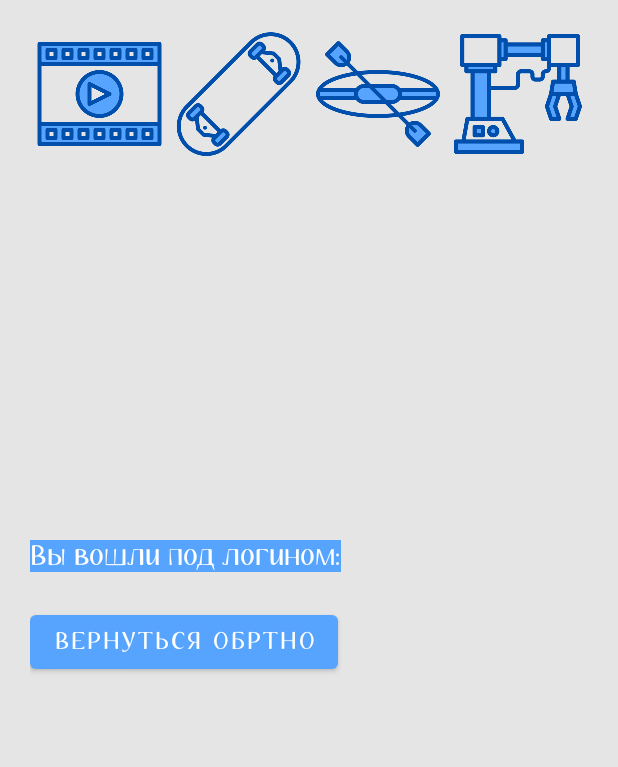
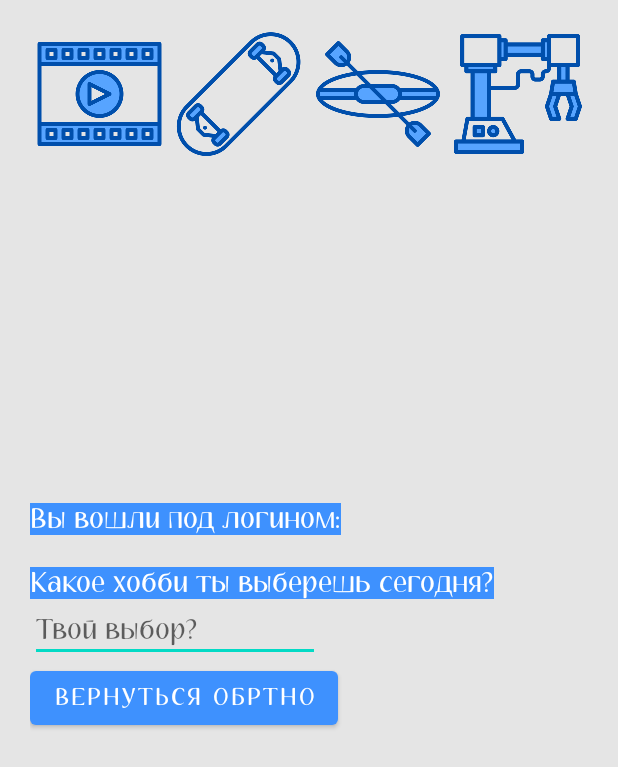
Before and after one commit to el-bess/Pracice_3, an Android app: the screen it shows after launch (SecondActivity), after a tap on "ВХОД", on a phone screen of 412 x 824 dp. Shown: the top 767 px of the screen. Run offline under Robolectric (Android 15) with nearby library versions, the light colour scheme and no system bars; 1 statement that could not run was skipped.

Commit message:
1 commit

```diff
--- a/app/build.gradle
+++ b/app/build.gradle
@@ -26,6 +26,7 @@ android {
         sourceCompatibility JavaVersion.VERSION_1_10
         targetCompatibility JavaVersion.VERSION_1_10
     }
+
     buildFeatures {
         viewBinding true
     }
--- a/app/src/main/java/com/example/ejornal/MainActivity.java
+++ b/app/src/main/java/com/example/ejornal/MainActivity.java
@@ -14,18 +14,20 @@ import android.widget.TextView;
 
 import com.example.ejornal.databinding.ActivityMainBinding;
 
-public class MainActivity extends AppCompatActivity {
+public class MainActivity extends AppCompatActivity{
     public static final String TAG = "tag";
-
     EditText editText;
+    TextView hobbyName;
     @SuppressLint("MissingInflatedId")
     @Override
     protected void onCreate(Bundle savedInstanceState) {
         super.onCreate(savedInstanceState);
 
+
         ActivityMainBinding binding = ActivityMainBinding.inflate(getLayoutInflater());
         setContentView(binding.getRoot());
 
+        hobbyName=binding.showHobby;
         editText = binding.editName;//Ввод логина
         binding.btEnter.setOnClickListener(onclBtEnter);
 
@@ -36,7 +38,7 @@ public class MainActivity extends AppCompatActivity {
         public void onClick(View v){
             Intent intent = new Intent(MainActivity.this, SecondActivity.class);
             intent.putExtra("name", editText.getText().toString());
-            startActivity(intent);
+            startActivityForResult(intent,1);
         }
     };
     View.OnClickListener onclBtAutor=new View.OnClickListener() {
@@ -46,4 +48,14 @@ public class MainActivity extends AppCompatActivity {
             startActivity(intent);
         }
     };
+    protected void onActivityResult(int recCode, int resCode, Intent data) {
+
+        super.onActivityResult(recCode, resCode, data);
+        if (data == null){
+            return;
+        } String name = data.getStringExtra("name");
+        hobbyName.setText("В прошлый раз вы выбрали это хоббби: "+name+". Что будет сегодня?");
+
+    }
+
 }
--- a/app/src/main/java/com/example/ejornal/SecondActivity.java
+++ b/app/src/main/java/com/example/ejornal/SecondActivity.java
@@ -8,18 +8,27 @@ import android.os.Bundle;
 import android.util.Log;
 import android.view.View;
 import android.widget.Button;
+import android.widget.EditText;
+import android.widget.ImageView;
 import android.widget.TextView;
 
-public class SecondActivity extends AppCompatActivity {
-
-    TextView textView;
-
+public class SecondActivity extends AppCompatActivity{
+    TextView textView; Button BtnBack; EditText textEdit;
     @SuppressLint("MissingInflatedId")
     protected void onCreate(Bundle savedInstanceState) {
         super.onCreate(savedInstanceState);
+
+
         setContentView(R.layout.activity_second);
 
-        Button BtnBack;
+        textEdit=(EditText) findViewById(R.id.editHobby) ;
+
+        TextView textView1 = findViewById(R.id.textView3);//Текстовое поле
+        textView1.setText(R.string.logIn);
+
+        ImageView imageView = findViewById(R.id.imageView2);//Картинка
+        imageView.setImageResource(R.drawable.film);
+
         BtnBack=(Button) findViewById(R.id.btnBack);
         BtnBack.setOnClickListener(onclBtBack);
 
@@ -28,13 +37,14 @@ public class SecondActivity extends AppCompatActivity {
         String name = intent.getStringExtra("name");
 
         textView.setText(name);
-
     }
     View.OnClickListener onclBtBack=new View.OnClickListener() {
         @Override
         public void onClick(View v){
             Intent intent = new Intent(SecondActivity.this, MainActivity.class);
-            startActivity(intent);
+            intent.putExtra("name", textEdit.getText().toString());
+            setResult(RESULT_OK, intent);
+            finish();
         }
     };
 }
--- a/app/src/main/res/layout/activity_second.xml
+++ b/app/src/main/res/layout/activity_second.xml
@@ -21,7 +21,7 @@
         android:id="@+id/linearLayout2"
         android:layout_width="match_parent"
         android:layout_height="wrap_content"
-        android:layout_margin="20dp"
+        android:layout_margin="@dimen/h_margin"
         android:layout_marginTop="40dp"
         android:gravity="center"
         android:orientation="horizontal"
@@ -62,8 +62,8 @@
     <LinearLayout
         android:layout_width="match_parent"
         android:layout_height="wrap_content"
-        android:layout_margin="20dp"
-        android:layout_marginStart="20dp"
+        android:layout_margin="@dimen/h_margin"
+        android:layout_marginStart="@dimen/h_margin"
         android:orientation="vertical"
         app:layout_constraintBottom_toBottomOf="@+id/imageView6"
         app:layout_constraintEnd_toEndOf="@+id/imageView6"
@@ -89,7 +89,26 @@
             android:fontFamily="@font/aubrey_pro"
             android:text=""
             android:textColor="@color/white"
-            android:textSize="20sp" />
+            android:textSize="18sp" />
+        <TextView
+            android:layout_width="wrap_content"
+            android:layout_height="wrap_content"
+            android:background="@color/blue"
+            android:textColor="@color/white"
+            android:fontFamily="@font/aubrey_pro"
+            android:text="Какое хобби ты выберешь сегодня?"
+            android:textSize="18sp"
+            />
+
+        <EditText
+            android:id="@+id/editHobby"
+            android:layout_width="wrap_content"
+            android:layout_height="wrap_content"
+            android:ems="10"
+            android:textSize="18sp"
+            android:fontFamily="@font/aubrey_pro"
+            android:inputType="textPersonName"
+            android:hint="Твой выбор?" />
 
         <Button
             android:id="@+id/btnBack"
--- a/app/src/main/res/values/colors.xml
+++ b/app/src/main/res/values/colors.xml
@@ -6,6 +6,6 @@
     <color name="black">#FF000000</color>
     <color name="white">#FFFFFFFF</color>
 
-    <color name="blue">#FF57A4FE</color>
-    <color name="blueInv">#6057A4FE</color>
+    <color name="blue">#FF3e91fe</color>
+    <color name="blueInv">#603e91fe</color>
 </resources>
--- /dev/null
+++ b/app/src/main/res/values/dimens.xml
@@ -0,0 +1,5 @@
+<?xml version="1.0" encoding="utf-8"?>
+<resources>
+    <dimen name="h_margin">20dp</dimen>
+    <dimen name="str_size">20sp</dimen>
+</resources>
--- a/app/src/main/res/values/strings.xml
+++ b/app/src/main/res/values/strings.xml
@@ -2,4 +2,6 @@
     <string name="app_name">EJornal</string>
     <string name="enterr">Добро пожаловать в дневник!</string>
     <string name="logIn">Вы вошли под логином: </string>
+    <!-- TODO: Remove or change this placeholder text -->
+    <string name="hello_blank_fragment">Hello blank fragment</string>
 </resources>
```
Also changed, not shown: app/src/main/java/com/example/ejornal/sec_list.java (added, +19 -0 lines), app/src/main/java/com/example/ejornal/third_list.java (added, +19 -0 lines), app/src/main/res/layout/activity_3.xml (+28 -15 lines), app/src/main/res/layout/activity_main.xml (+27 -9 lines), app/src/main/res/layout/fragment_sec_list.xml (added, +13 -0 lines), app/src/main/res/layout/fragment_third_list.xml (added, +13 -0 lines).
